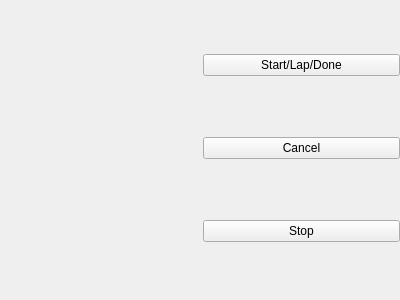
Above: GUI/UIs/cronometro.ui from Drahness/Parkingson before the change. Below: the same form after it.
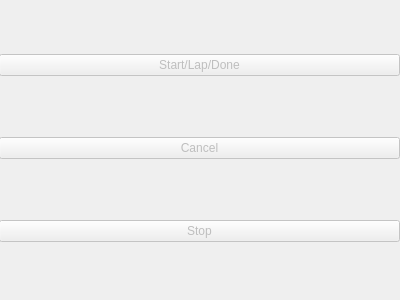
That is the form after the change.

Commit message: Creado una interfaz para el cronometro, el hilo deja de mandar señales al thread principal al rato de estar ejecutandose, se sigue ejecutando pero sin dar señales. Toqueteado el programa para que acepte un parametro --debug, para no tener que loguearse cada vez, añadido nuevo modelo para las pruebas. Añadido las GUI nuevas en GUI_Resources.py. Toqueteado el main_window_javi.py para que en vez de poner colores ponga los componentes de la interfaz QtRoundProgressBar.py movido de sito y overridado unos metodos con el mismo cuerpo, a la espera de cambios.

Patch:
```diff
--- a/GUI/UIs/cronometro.ui
+++ b/GUI/UIs/cronometro.ui
@@ -10,6 +10,12 @@
     <height>300</height>
    </rect>
   </property>
+  <property name="sizePolicy">
+   <sizepolicy hsizetype="Expanding" vsizetype="Expanding">
+    <horstretch>0</horstretch>
+    <verstretch>0</verstretch>
+   </sizepolicy>
+  </property>
   <property name="windowTitle">
    <string>Form</string>
   </property>
@@ -23,34 +29,39 @@
     </rect>
    </property>
    <layout class="QHBoxLayout" name="horizontalLayout">
-    <item>
-     <widget class="QWidget" name="crono" native="true">
-      <property name="maximumSize">
-       <size>
-        <width>16777215</width>
-        <height>16777215</height>
-       </size>
-      </property>
-     </widget>
-    </item>
+    <property name="sizeConstraint">
+     <enum>QLayout::SetNoConstraint</enum>
+    </property>
     <item>
      <layout class="QVBoxLayout" name="verticalLayout">
+      <property name="sizeConstraint">
+       <enum>QLayout::SetNoConstraint</enum>
+      </property>
       <item>
        <widget class="QPushButton" name="start_and_lap">
+        <property name="enabled">
+         <bool>false</bool>
+        </property>
         <property name="text">
          <string>Start/Lap/Done</string>
         </property>
        </widget>
       </item>
       <item>
-       <widget class="QPushButton" name="cancel">
+       <widget class="QPushButton" name="cancel_button">
+        <property name="enabled">
+         <bool>false</bool>
+        </property>
         <property name="text">
          <string>Cancel</string>
         </property>
        </widget>
       </item>
       <item>
-       <widget class="QPushButton" name="stop">
+       <widget class="QPushButton" name="stop_button">
+        <property name="enabled">
+         <bool>false</bool>
+        </property>
         <property name="text">
          <string>Stop</string>
         </property>
```
Left out of the diff: 3 changed lines with no effect on the pictures. The commit also changes 11 other files.
